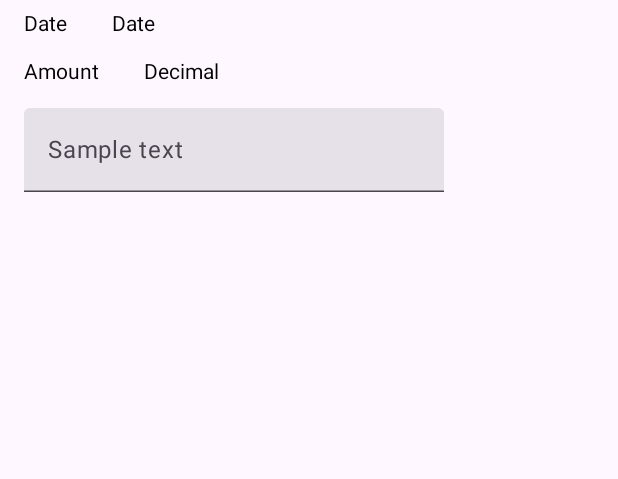
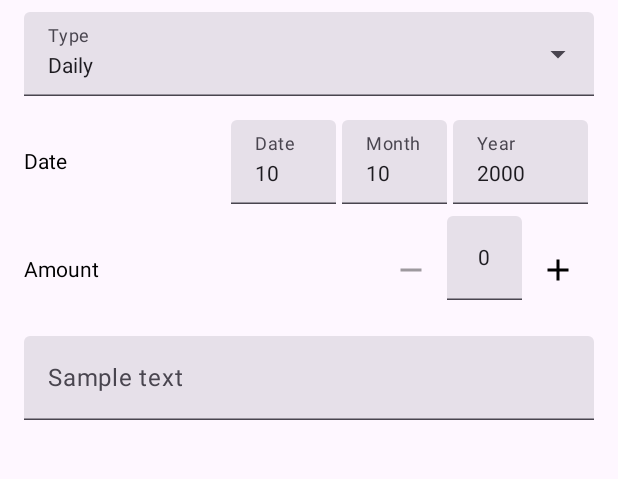
Before and after one commit to Subikesh/my-home, an Android app built with Jetpack Compose: the fragment DateFormFragment placed in its activity, on a phone screen of 412 x 824 dp, the part 96-575 px from its top. Run offline under Robolectric (Android 15) with nearby library versions, the phone set to English and light mode, and no system bars.

Commit message:
Date form fields updated

```diff
--- a/app/build.gradle
+++ b/app/build.gradle
@@ -47,12 +47,13 @@ dependencies {
     implementation 'androidx.compose.material3:material3'
     implementation 'androidx.compose.ui:ui-tooling-preview'
     debugImplementation 'androidx.compose.ui:ui-tooling'
-    implementation 'androidx.activity:activity-compose:1.7.2'
+    implementation 'androidx.activity:activity-compose:1.8.0'
     implementation 'androidx.lifecycle:lifecycle-viewmodel-compose:2.6.2'
+    implementation 'androidx.compose.material:material-icons-extended:1.5.3'
 
     implementation 'androidx.core:core-ktx:1.12.0'
     implementation 'androidx.appcompat:appcompat:1.6.1'
-    implementation 'com.google.android.material:material:1.9.0'
+    implementation 'com.google.android.material:material:1.10.0'
     implementation 'androidx.constraintlayout:constraintlayout:2.1.4'
     implementation 'androidx.fragment:fragment-ktx:1.6.1'
     implementation 'androidx.fragment:fragment-ktx:1.6.1'
--- a/app/src/main/java/com/spacey/myhome/date/DateFormFragment.kt
+++ b/app/src/main/java/com/spacey/myhome/date/DateFormFragment.kt
@@ -4,27 +4,25 @@ import android.os.Bundle
 import android.view.LayoutInflater
 import android.view.View
 import android.view.ViewGroup
-import androidx.compose.foundation.background
 import androidx.compose.foundation.layout.Box
 import androidx.compose.foundation.layout.Column
 import androidx.compose.foundation.layout.Row
 import androidx.compose.foundation.layout.fillMaxWidth
 import androidx.compose.foundation.layout.padding
-import androidx.compose.material3.Surface
 import androidx.compose.material3.Text
 import androidx.compose.material3.TextField
 import androidx.compose.runtime.Composable
 import androidx.compose.runtime.getValue
+import androidx.compose.runtime.mutableIntStateOf
 import androidx.compose.runtime.mutableStateOf
 import androidx.compose.runtime.remember
 import androidx.compose.runtime.setValue
+import androidx.compose.ui.Alignment
 import androidx.compose.ui.Modifier
-import androidx.compose.ui.graphics.Color
 import androidx.compose.ui.platform.ComposeView
-import androidx.compose.ui.tooling.preview.Preview
 import androidx.compose.ui.unit.dp
 import androidx.fragment.app.Fragment
-import com.spacey.myhome.view.CView
+import com.spacey.myhome.view.Composables
 
 class DateFormFragment : Fragment() {
 
@@ -61,34 +59,54 @@ class DateFormFragment : Fragment() {
         ) {
             val rowModifier = Modifier.padding(vertical = 8.dp)
             fieldsList.forEach { field ->
-                var fieldValue: String by remember { mutableStateOf("") }
                 when (field) {
                     is DateField.Picklist -> {
-                        CView.PickList(hint = field.text, options = field.inputs, rowModifier)
+                        Composables.PickList(
+                            label = field.text,
+                            options = field.inputs,
+                            rowModifier
+                        )
                     }
 
                     is DateField.Date -> {
-                        Row(modifier = rowModifier) {
-                            Text(text = field.text)
-                            val inputModifier = Modifier.padding(start = 30.dp)
-                            Text("Date", inputModifier)
+                        var date by remember { mutableIntStateOf(10) }
+                        var month by remember { mutableIntStateOf(10) }
+                        var year by remember { mutableIntStateOf(2000) }
+                        Row(
+                            rowModifier.fillMaxWidth(),
+                            verticalAlignment = Alignment.CenterVertically
+                        ) {
+                            Text(text = field.text, Modifier.weight(2f))
+                            val dateModifier = Modifier.padding(end = 4.dp)
+                            Composables.NumberField(
+                                value = date,
+                                label = { Text("Date") },
+                                digits = 4,
+                                onValueChange = { if (it != null) date = it }, modifier = dateModifier)
+                            Composables.NumberField(
+                                value = month,
+                                label = { Text("Month") },
+                                digits = 4,
+                                onValueChange = { if (it != null) month = it }, modifier = dateModifier)
+                            Composables.NumberField(
+                                value = year,
+                                label = { Text("Year") },
+                                digits = 6,
+                                onValueChange = { if (it != null) year = it }, modifier = dateModifier)
                         }
                     }
 
                     is DateField.Counter -> {
-                        Row(modifier = rowModifier) {
-                            Text(text = field.text)
-                            val inputModifier = Modifier.padding(start = 30.dp)
-                            Text("Decimal", inputModifier)
-                        }
+                        Composables.Counter(label = field.text, default = field.default)
                     }
 
                     is DateField.Text -> {
+                        var fieldValue by remember { mutableStateOf("") }
                         TextField(
                             label = { Text(field.text) },
                             value = fieldValue,
                             onValueChange = { fieldValue = it },
-                            modifier = rowModifier
+                            modifier = rowModifier.fillMaxWidth()
                         )
                     }
                 }
@@ -96,27 +114,11 @@ class DateFormFragment : Fragment() {
         }
     }
 
-    @Preview
-    @Composable
-    fun PreviewForm() {
-        Surface(modifier = Modifier.background(Color.White)) {
-            Column {
-                FormScreen(
-                    listOf(
-                        DateField.Picklist("Type", listOf("Daily", "Monthly")),
-                        DateField.Date("Date"),
-                        DateField.Counter("Amount"),
-                        DateField.Text("Sample text")
-                    )
-                )
-            }
-        }
-    }
 }
 
 sealed class DateField(open val text: String) {
     data class Picklist(override val text: String, val inputs: List<String>) : DateField(text)
     data class Date(override val text: String) : DateField(text)
     data class Text(override val text: String) : DateField(text)
-    data class Counter(override val text: String) : DateField(text)
+    data class Counter(override val text: String, val default: Int = 0) : DateField(text)
 }
```
